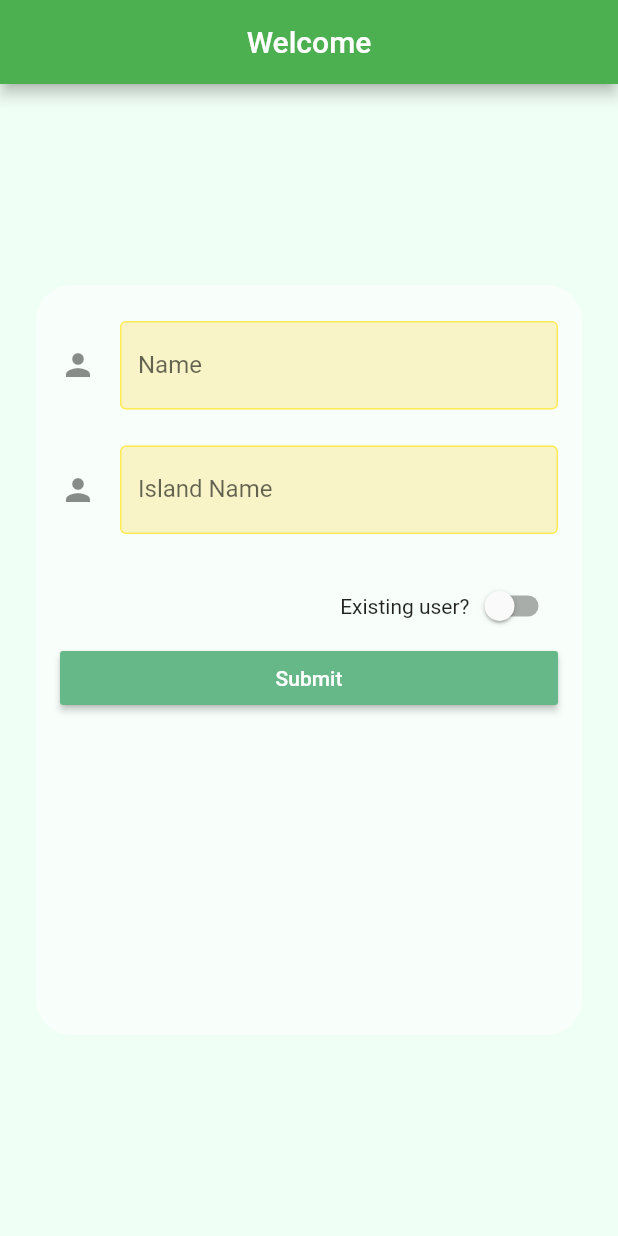
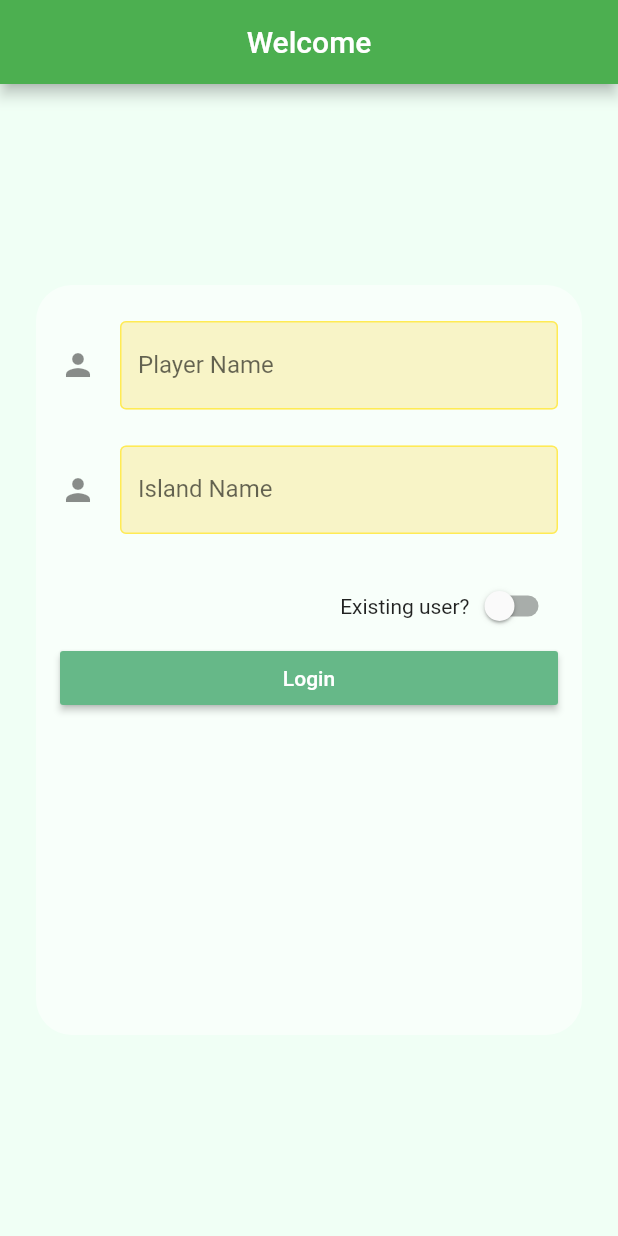
Before and after one commit to tomcheung/acnh_app, a Flutter app: the screen it shows after launch, on a phone screen of 412 x 824 dp. Run offline on Flutter 3.47's test engine with Material 2 defaults, Android fonts, the phone set to English and light mode, and no system bars; our stand-ins replace firebase_auth, firebase_core, firebase_database, rxdart, shared_preferences; accounts and stored records are empty; generated files the repository leaves out were written again; statements that could not run were skipped.

```diff
--- a/lib/core/model/user.dart
+++ b/lib/core/model/user.dart
@@ -1,5 +1,3 @@
-
-
 abstract class User {
   String get playerName;
   String get islandName;
--- /dev/null
+++ b/lib/l10n/intl_en.arb
@@ -0,0 +1,17 @@
+{
+  "playerName": "Player Name",
+  "islandName": "Island Name",
+  "textFieldValidationEmpty": "Cannot be blank",
+  "pageTurnip": "Turnip",
+  "pageFriends": "Friends",
+  "pageProfile": "Profile",
+  "loginPageTitle": "Welcome",
+  "loginPageExistingUser": "Existing user?",
+  "loginPagePinCode": "Pin code for previous account",
+  "loginPagePinCodeHelpMessage": "Pin code is 6 character code to identify your account, you can find this code in profile page from logged in device",
+  "loginPageLogin": "Login",
+  "loginPageLoginErrorTitle": "Login fail",
+  "turnipPurchasePrice": "Purchase Price",
+  "profilePinCodeDescription": "Pin code is a unique identifier associate with your account, you need to use this code if you want to login on other device / reinstall this app",
+  "profileLogout": "Logout"
+}
--- a/lib/main.dart
+++ b/lib/main.dart
@@ -3,10 +3,12 @@ import 'dart:io' show Platform;
 import 'package:flutter/cupertino.dart';
 import 'package:flutter/material.dart';
 import 'package:firebase_core/firebase_core.dart';
+import 'package:flutter_localizations/flutter_localizations.dart';
 import 'package:provider/provider.dart';
 
 import 'core/firebase_service.dart';
 import 'core/provider/account_provider.dart';
+import 'generated/l10n.dart';
 import 'page/friend/friend_page.dart';
 import 'page/login/login_page.dart';
 import 'page/profile/profile_page.dart';
@@ -40,6 +42,13 @@ class AcnhApp extends StatelessWidget {
     return MultiProvider(
       providers: [ChangeNotifierProvider.value(value: AccountProvider())],
       child: MaterialApp(
+        localizationsDelegates: [
+          S.delegate,
+          GlobalMaterialLocalizations.delegate,
+          GlobalWidgetsLocalizations.delegate,
+          GlobalCupertinoLocalizations.delegate
+        ],
+        supportedLocales: S.delegate.supportedLocales,
         title: 'Animal crossing',
         theme: ThemeData(
           cardTheme: CardTheme(
--- a/lib/page/friend/friend_page.dart
+++ b/lib/page/friend/friend_page.dart
@@ -7,6 +7,7 @@ import '../../acnh_widget/acnh_page.dart';
 import '../../acnh_widget/card.dart';
 import '../../core/model/turnip_price.dart';
 import '../../core/provider/account_provider.dart';
+import '../../generated/l10n.dart';
 import '../profile/price_item.dart';
 import 'add_friend_dialog.dart';
 import 'friend_price.dart';
@@ -85,13 +86,14 @@ class _FriendPageState extends State<FriendPage> {
 
   @override
   Widget build(BuildContext context) {
+    final T = S.of(context);
     return ChangeNotifierProvider(
       create: (context) {
         final accountProvider = context.read<AccountProvider>();
         return FriendProvider(accountProvider)..subscribeFriendPrice();
       },
       child: AcnhPage(
-        title: 'Friends',
+        title: T.pageFriends,
         actions: [
           IconButton(
             icon: Icon(_isEdit ? Icons.done : Icons.edit),
--- a/lib/page/login/login_page.dart
+++ b/lib/page/login/login_page.dart
@@ -4,14 +4,17 @@ import 'package:provider/provider.dart';
 
 import '../../acnh_widget/acnh_page.dart';
 import '../../acnh_widget/alert.dart';
+import '../../acnh_widget/common_widget.dart';
 import '../../core/model/player.dart';
 import '../../core/provider/account_provider.dart';
+import '../../generated/l10n.dart';
 
 class LoginPage extends StatelessWidget {
   @override
   Widget build(BuildContext context) {
+    final T = S.of(context);
     return AcnhPage(
-      title: 'Welcome',
+      title: T.loginPageTitle,
       showDrawer: false,
       child: Center(
         child: Container(
@@ -35,15 +38,13 @@ class _OnBoardingForm extends StatefulWidget {
 }
 
 class _OnBoardingFormState extends State<_OnBoardingForm> {
-  static const _formFieldIslandName = 'Island Name';
-  static const _formFieldPlayerName = 'Name';
-  static const _formFieldPinCode = 'Pin code';
-
   final _formKey = GlobalKey<FormState>();
   final _textEditControllerMap = <String, TextEditingController>{};
   bool _isExistingUser = false;
 
-  Widget _buildFormField(String fieldName, String hintText) {
+  Widget _buildFormField(BuildContext context, String fieldName) {
+    final T = S.of(context);
+
     if (_textEditControllerMap[fieldName] == null) {
       _textEditControllerMap[fieldName] = TextEditingController();
     }
@@ -52,12 +53,11 @@ class _OnBoardingFormState extends State<_OnBoardingForm> {
       controller: _textEditControllerMap[fieldName],
       decoration: InputDecoration(
         icon: Icon(Icons.person),
-        hintText: hintText,
         labelText: fieldName,
       ),
       validator: (value) {
         if (value.isEmpty) {
-          return 'Cannot be blank';
+          return T.textFieldValidationEmpty;
         }
         return null;
       },
@@ -69,23 +69,23 @@ class _OnBoardingFormState extends State<_OnBoardingForm> {
   }
 
   Future<void> _doSignin(BuildContext context) async {
+    final T = S.of(context);
     final provider = context.read<AccountProvider>();
 
     final user = Player(
-        playerName: getFieldValue(_formFieldPlayerName),
-        islandName: getFieldValue(_formFieldIslandName),
-        pinCode: getFieldValue(_formFieldPinCode)?.toUpperCase());
+        playerName: getFieldValue(T.playerName),
+        islandName: getFieldValue(T.islandName),
+        pinCode: getFieldValue(T.loginPagePinCode)?.toUpperCase());
 
-    //TODO: Use error alert
     try {
       await provider.signin(user);
     } on SigninError catch (err) {
-      debugPrint('Sign in error ${err.message}');
-      await showAlertMessage(context, 'Signin fail', err.message);
+      debugPrint('Login error ${err.message}');
+      await showAlertMessage(context, T.loginPageLoginErrorTitle, err.message);
     } on Exception catch (err) {
-      debugPrint('Sign in with exception ${err.toString()}');
+      debugPrint('Login with exception ${err.toString()}');
       await showAlertMessage(
-          context, 'Signin fail', 'Signin fail, please try again later');
+          context, 'Login fail', 'Signin fail, please try again later');
     }
   }
 
@@ -99,19 +99,20 @@ class _OnBoardingFormState extends State<_OnBoardingForm> {
 
   @override
   Widget build(BuildContext context) {
+    final T = S.of(context);
     return Form(
       key: _formKey,
       child: ListView(
         padding: const EdgeInsets.symmetric(vertical: 24, horizontal: 16),
         children: <Widget>[
-          _buildFormField(_formFieldPlayerName, 'What is your name'),
+          _buildFormField(context, T.playerName),
           SizedBox(height: 24),
-          _buildFormField(_formFieldIslandName, 'What is your island name'),
+          _buildFormField(context, T.islandName),
           SizedBox(height: 24),
           Row(
             mainAxisAlignment: MainAxisAlignment.end,
             children: <Widget>[
-              Text('Existing user?'),
+              Text(T.loginPageExistingUser),
               Switch(
                   value: _isExistingUser,
                   onChanged: (isOn) {
@@ -122,13 +123,10 @@ class _OnBoardingFormState extends State<_OnBoardingForm> {
             ],
           ),
           if (_isExistingUser)
-            Padding(
-              padding: const EdgeInsets.only(bottom: 12),
-              child: _buildFormField(
-                _formFieldPinCode,
-                'Pin code for previous account',
-              ),
-            ),
+            Row(mainAxisSize: MainAxisSize.min, children: [
+              Flexible(child: _buildFormField(context, T.loginPagePinCode)),
+              HelpIconButton(alertMessage: T.loginPagePinCodeHelpMessage)
+            ]),
           RaisedButton(
             onPressed: () async {
               if (_formKey.currentState.validate()) {
@@ -136,7 +134,7 @@ class _OnBoardingFormState extends State<_OnBoardingForm> {
               }
             },
             child: Text(
-              'Submit',
+              T.loginPageLogin,
               style: TextStyle(color: Colors.white),
             ),
           ),
--- a/pubspec.yaml
+++ b/pubspec.yaml
@@ -23,9 +23,9 @@ environment:
 dependencies:
   flutter:
     sdk: flutter
-
+  flutter_localizations:
+    sdk: flutter
   rxdart: ^0.24.1
-  intl: ^0.16.1
   http: ^0.12.1
   provider: ^4.1.2
   shared_preferences: ^0.5.7+3
@@ -81,3 +81,5 @@ flutter:
   #
   # For details regarding fonts from package dependencies,
   # see https://flutter.dev/custom-fonts/#from-packages
+flutter_intl:
+  enabled: true
```
Also changed, not shown: lib/acnh_widget/acnh_page.dart (+5 -3 lines), lib/acnh_widget/common_widget.dart (added, +26 -0 lines), lib/l10n/intl_zh_Hant.arb (added, +17 -0 lines), lib/page/profile/profile_page.dart (+13 -14 lines), lib/page/turnip/turnip_page.dart (+5 -4 lines), lib/generated/intl/messages_all.dart (added), lib/generated/intl/messages_en.dart (added), lib/generated/intl/messages_zh_Hant.dart (added), lib/generated/l10n.dart (added), pubspec.lock.
